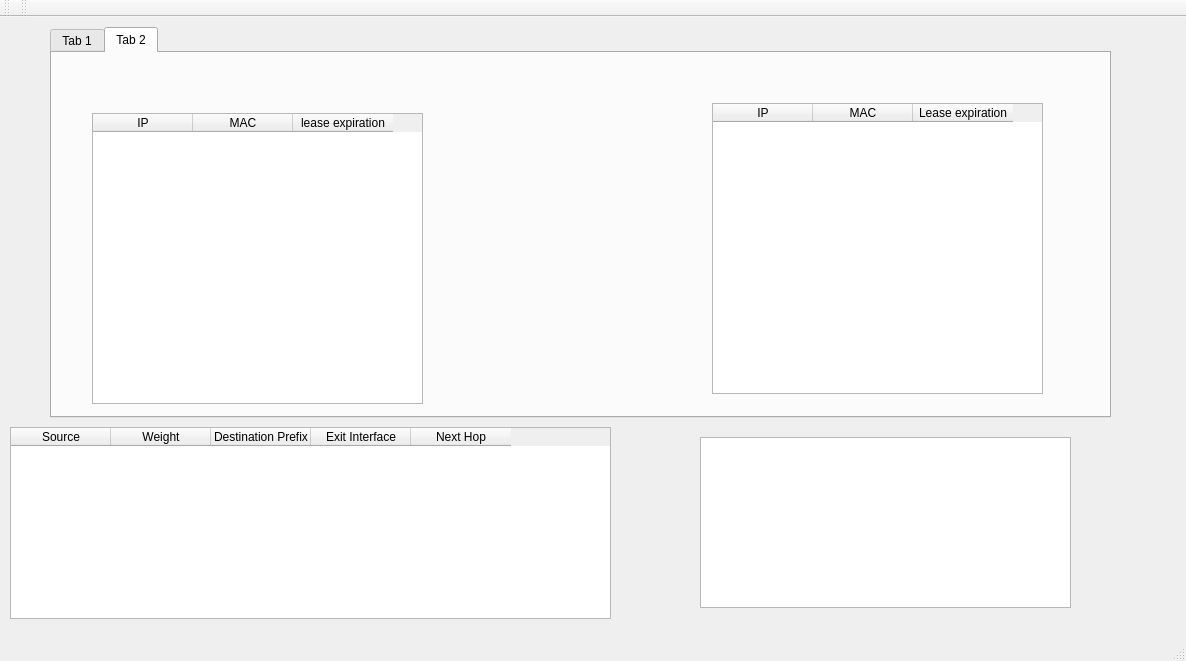
This is mainwindow.ui in unknow112/R as Qt 5 draws it before an edit. The edited form follows.
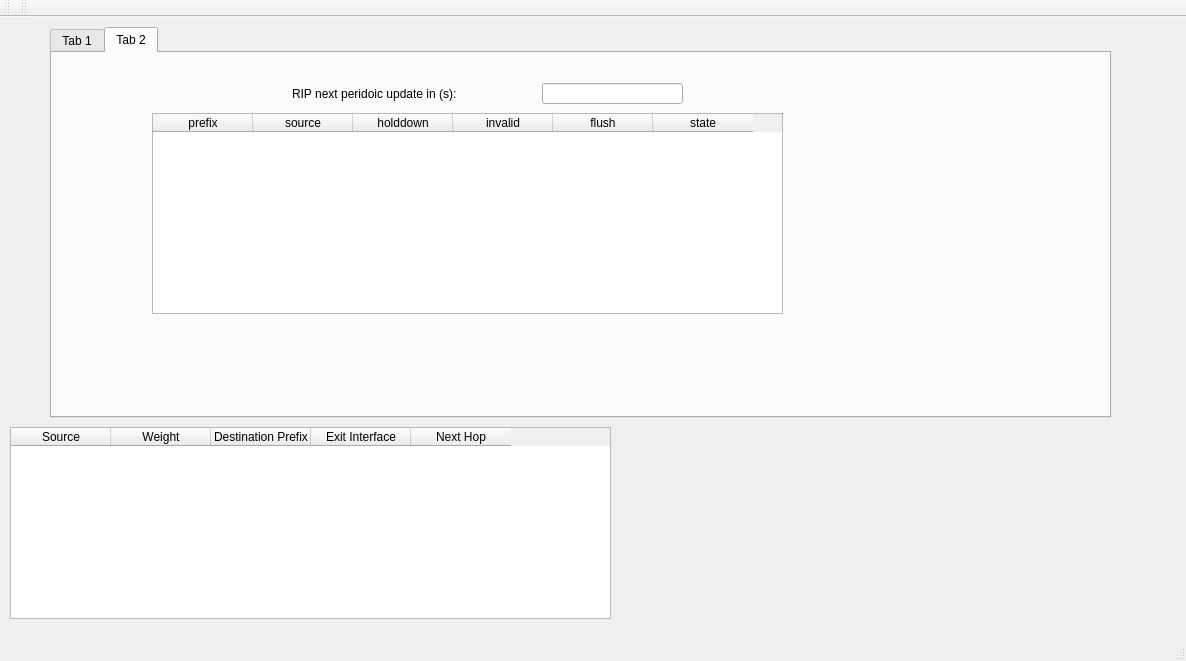
This is the edited form. The open tabs and pages were chosen to show the change.

What changed in the file:
```diff
--- a/mainwindow.ui
+++ b/mainwindow.ui
@@ -172,68 +172,71 @@
      <attribute name="title">
       <string>Tab 2</string>
      </attribute>
-     <widget class="QTableWidget" name="dhcp_view">
+     <widget class="QLabel" name="label_3">
       <property name="geometry">
        <rect>
-        <x>40</x>
+        <x>240</x>
+        <y>30</y>
+        <width>211</width>
+        <height>21</height>
+       </rect>
+      </property>
+      <property name="text">
+       <string>RIP next peridoic update in (s):</string>
+      </property>
+     </widget>
+     <widget class="QLineEdit" name="rip_timer">
+      <property name="geometry">
+       <rect>
+        <x>490</x>
+        <y>30</y>
+        <width>141</width>
+        <height>21</height>
+       </rect>
+      </property>
+     </widget>
+     <widget class="QTableWidget" name="rip_table">
+      <property name="geometry">
+       <rect>
+        <x>100</x>
         <y>60</y>
-        <width>331</width>
-        <height>291</height>
+        <width>631</width>
+        <height>201</height>
        </rect>
       </property>
       <column>
        <property name="text">
-        <string>IP</string>
+        <string>prefix</string>
        </property>
       </column>
       <column>
        <property name="text">
-        <string>MAC</string>
+        <string>source</string>
        </property>
       </column>
       <column>
        <property name="text">
-        <string>lease expiration</string>
+        <string>holddown</string>
        </property>
       </column>
-     </widget>
-     <widget class="QTableWidget" name="dhcp_view_2">
-      <property name="geometry">
-       <rect>
-        <x>660</x>
-        <y>50</y>
-        <width>331</width>
-        <height>291</height>
-       </rect>
-      </property>
       <column>
        <property name="text">
-        <string>IP</string>
+        <string>invalid</string>
        </property>
       </column>
       <column>
        <property name="text">
-        <string>MAC</string>
+        <string>flush</string>
        </property>
       </column>
       <column>
        <property name="text">
-        <string>Lease expiration</string>
+        <string>state</string>
        </property>
       </column>
      </widget>
     </widget>
    </widget>
-   <widget class="QTableWidget" name="rip_status">
-    <property name="geometry">
-     <rect>
-      <x>700</x>
-      <y>420</y>
-      <width>371</width>
-      <height>171</height>
-     </rect>
-    </property>
-   </widget>
   </widget>
   <widget class="QMenuBar" name="menuBar">
    <property name="geometry">
```
Left out of the diff: 2 changed lines with no effect on the pictures.
